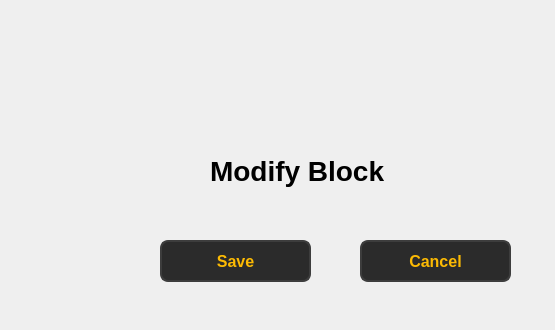
Qt form ui/faculty/faculty_delete_content_block_window.ui (Soham1117/elearningApp) before a commit; both pictures show x 0 to 555 and y 0 to 330 of the 720 by 480 pixel window.
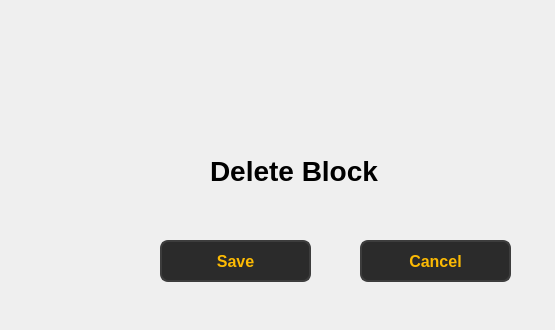
The same form after that commit.

```diff
--- a/ui/faculty/faculty_delete_content_block_window.ui
+++ b/ui/faculty/faculty_delete_content_block_window.ui
@@ -101,7 +101,7 @@
     </font>
    </property>
    <property name="text">
-    <string>Modify Block</string>
+    <string>Delete Block</string>
    </property>
   </widget>
  </widget>
```
